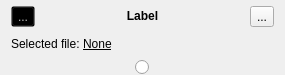
Old version of the form ui/InputBlock.ui in the repository povle/pyblueprint.
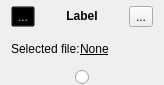
New version of the form. Icons and pictures are not drawn. Custom widgets are drawn as their Qt base class.

Commit message: make all blocks resizeable

Patch:
```diff
--- a/ui/InputBlock.ui
+++ b/ui/InputBlock.ui
@@ -6,8 +6,8 @@
    <rect>
     <x>0</x>
     <y>0</y>
-    <width>285</width>
-    <height>75</height>
+    <width>164</width>
+    <height>85</height>
    </rect>
   </property>
   <property name="sizePolicy">
@@ -56,17 +56,33 @@
        </property>
       </widget>
      </item>
+     <item>
+      <spacer name="horizontalSpacer">
+       <property name="orientation">
+        <enum>Qt::Horizontal</enum>
+       </property>
+       <property name="sizeType">
+        <enum>QSizePolicy::Fixed</enum>
+       </property>
+       <property name="sizeHint" stdset="0">
+        <size>
+         <width>5</width>
+         <height>20</height>
+        </size>
+       </property>
+      </spacer>
+     </item>
      <item>
       <widget class="QLabel" name="label">
        <property name="sizePolicy">
-        <sizepolicy hsizetype="Expanding" vsizetype="Fixed">
+        <sizepolicy hsizetype="Preferred" vsizetype="Fixed">
          <horstretch>0</horstretch>
          <verstretch>0</verstretch>
         </sizepolicy>
        </property>
        <property name="minimumSize">
         <size>
-         <width>150</width>
+         <width>0</width>
          <height>0</height>
         </size>
        </property>
@@ -88,8 +104,27 @@
        <property name="wordWrap">
         <bool>false</bool>
        </property>
+       <property name="margin">
+        <number>0</number>
+       </property>
       </widget>
      </item>
+     <item>
+      <spacer name="horizontalSpacer_2">
+       <property name="orientation">
+        <enum>Qt::Horizontal</enum>
+       </property>
+       <property name="sizeType">
+        <enum>QSizePolicy::Fixed</enum>
+       </property>
+       <property name="sizeHint" stdset="0">
+        <size>
+         <width>5</width>
+         <height>20</height>
+        </size>
+       </property>
+      </spacer>
+     </item>
      <item>
       <widget class="QToolButton" name="fileOpenButton">
        <property name="text">
@@ -126,7 +161,7 @@
         </font>
        </property>
        <property name="text">
-        <string>Selected file: </string>
+        <string>Selected file:</string>
        </property>
       </widget>
      </item>
@@ -152,6 +187,9 @@
        <property name="text">
         <string>None</string>
        </property>
+       <property name="margin">
+        <number>5</number>
+       </property>
       </widget>
      </item>
     </layout>
```
The commit also changes 2 other files.
